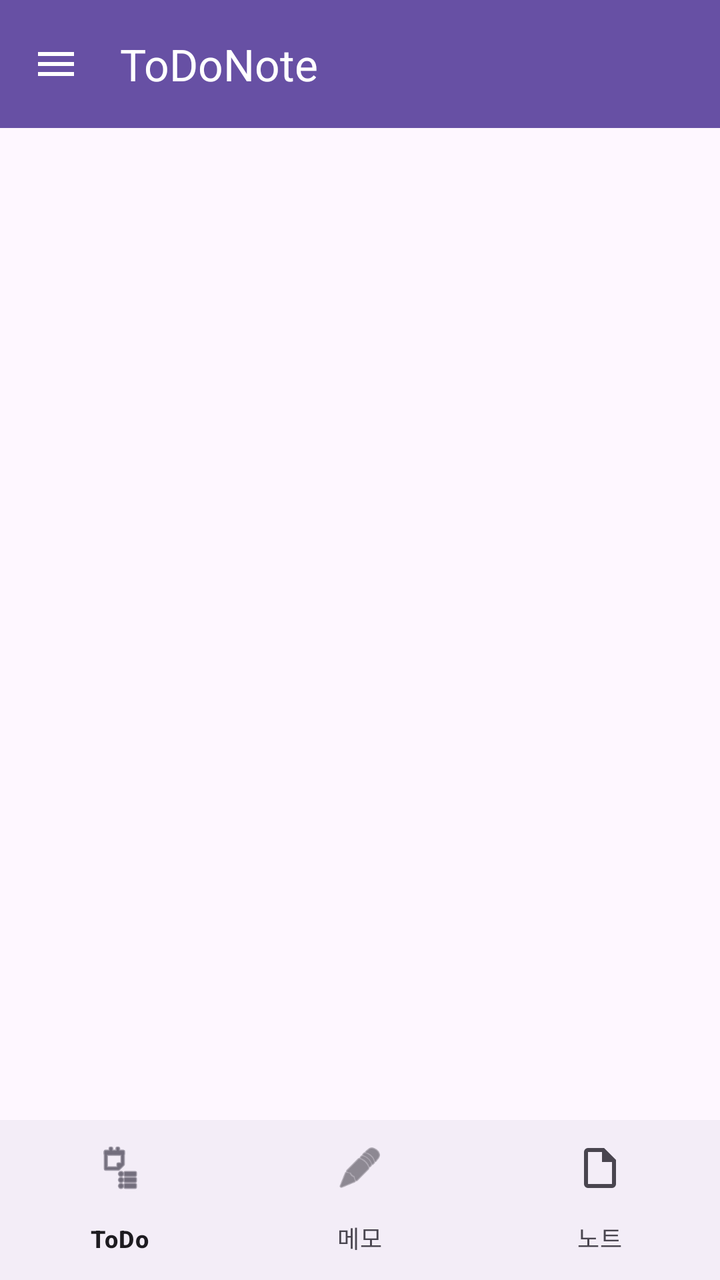
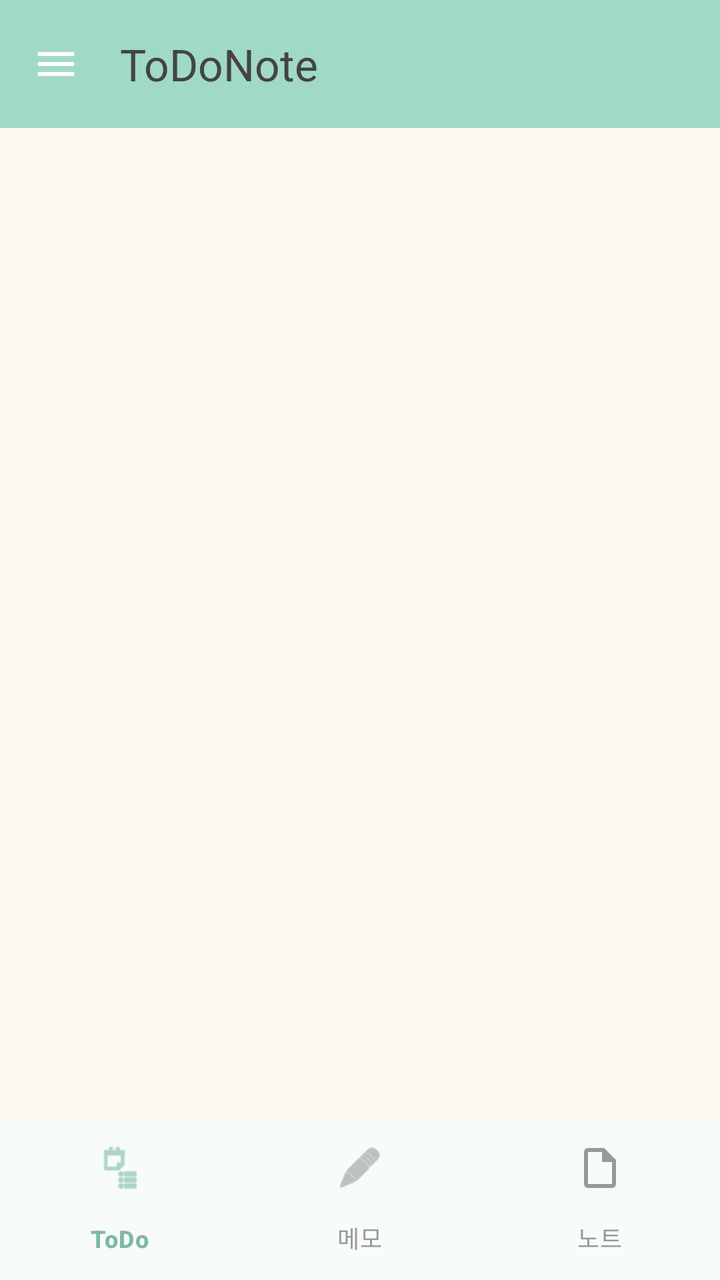

Compare the two renders of this Android layout. The source of the first and the diff that turns it into the second are given below.
<!-- AndroidManifest.xml: application theme Theme.ToDoNote -->
<!-- res/layout/activity_main.xml -->
<?xml version="1.0" encoding="utf-8"?>
<androidx.drawerlayout.widget.DrawerLayout xmlns:android="http://schemas.android.com/apk/res/android"
    xmlns:app="http://schemas.android.com/apk/res-auto"
    xmlns:tools="http://schemas.android.com/tools"
    android:id="@+id/drawer_layout"
    android:layout_width="match_parent"
    android:layout_height="match_parent"
    android:fitsSystemWindows="true"
    tools:context=".MainActivity">

    <androidx.constraintlayout.widget.ConstraintLayout
        android:id="@+id/main"
        android:layout_width="match_parent"
        android:layout_height="match_parent">

        <com.google.android.material.appbar.AppBarLayout
            android:id="@+id/app_bar"
            android:layout_width="0dp"
            android:layout_height="wrap_content"
            android:theme="@style/ThemeOverlay.AppCompat.Dark.ActionBar"
            app:layout_constraintEnd_toEndOf="parent"
            app:layout_constraintStart_toStartOf="parent"
            app:layout_constraintTop_toTopOf="parent">

            <androidx.appcompat.widget.Toolbar
                android:id="@+id/toolbar"
                android:layout_width="match_parent"
                android:layout_height="?attr/actionBarSize"
                android:background="?attr/colorPrimary"
                app:title="ToDoNote"
                app:titleTextColor="@android:color/white"
                app:navigationIcon="@drawable/ic_menu" />

        </com.google.android.material.appbar.AppBarLayout>

        <androidx.fragment.app.FragmentContainerView
            android:id="@+id/fragment_container"
            android:layout_width="0dp"
            android:layout_height="0dp"
            app:layout_constraintBottom_toTopOf="@+id/bottom_nav"
            app:layout_constraintEnd_toEndOf="parent"
            app:layout_constraintStart_toStartOf="parent"
            app:layout_constraintTop_toBottomOf="@+id/app_bar" />

        <com.google.android.material.bottomnavigation.BottomNavigationView
            android:id="@+id/bottom_nav"
            android:layout_width="0dp"
            android:layout_height="wrap_content"
            app:menu="@menu/bottom_nav_menu"
            app:layout_constraintBottom_toBottomOf="parent"
            app:layout_constraintEnd_toEndOf="parent"
            app:layout_constraintStart_toStartOf="parent" />

    </androidx.constraintlayout.widget.ConstraintLayout>

    <com.google.android.material.navigation.NavigationView
        android:id="@+id/nav_view"
        android:layout_width="280dp"
        android:layout_height="match_parent"
        android:layout_gravity="start"
        android:fitsSystemWindows="true"
        app:headerLayout="@layout/nav_header"
        app:itemIconTint="?attr/colorControlNormal"
        app:itemTextColor="?attr/colorOnSurface"
        app:menu="@menu/drawer_menu" />

</androidx.drawerlayout.widget.DrawerLayout>
<!-- res/layout/nav_header.xml (included above) -->
<?xml version="1.0" encoding="utf-8"?>
<LinearLayout xmlns:android="http://schemas.android.com/apk/res/android"
    xmlns:app="http://schemas.android.com/apk/res-auto"
    android:layout_width="match_parent"
    android:layout_height="180dp"
    android:background="?attr/colorPrimary"
    android:gravity="bottom"
    android:orientation="vertical"
    android:padding="16dp"
    android:theme="@style/ThemeOverlay.AppCompat.Dark">

    <TextView
        android:layout_width="wrap_content"
        android:layout_height="wrap_content"
        android:text="ToDoNote"
        android:textAppearance="@style/TextAppearance.AppCompat.Headline"
        android:textColor="@android:color/white"
        android:textStyle="bold" />

    <TextView
        android:layout_width="wrap_content"
        android:layout_height="wrap_content"
        android:layout_marginTop="4dp"
        android:text="할 일과 메모를 한 곳에서"
        android:textAppearance="@style/TextAppearance.AppCompat.Body1"
        android:textColor="@android:color/white"
        android:textSize="14sp"
        android:alpha="0.8" />

</LinearLayout>
<!-- resources referenced by this layout -->
<resources>
  <!-- drawable ic_menu (drawable) -->
  <?xml version="1.0" encoding="utf-8"?>
  <vector xmlns:android="http://schemas.android.com/apk/res/android"
      android:width="24dp"
      android:height="24dp"
      android:viewportWidth="24"
      android:viewportHeight="24">
      <path
          android:fillColor="#FFFFFFFF"
          android:pathData="M3,18h18v-2H3V18zM3,13h18v-2H3V13zM3,6v2h18V6H3z"/>
  </vector>
  <style name="Theme.ToDoNote" parent="Base.Theme.ToDoNote" />
  <style name="Base.Theme.ToDoNote" parent="Theme.Material3.DayNight.NoActionBar">
          
          
      </style>
</resources>

<!-- the commit's change to res/layout/activity_main.xml (unified diff, before → after) -->
@@ -6,6 +6,7 @@
     android:layout_width="match_parent"
     android:layout_height="match_parent"
     android:fitsSystemWindows="true"
+    android:background="@color/color_background"
     tools:context=".MainActivity">
 
     <androidx.constraintlayout.widget.ConstraintLayout
@@ -17,7 +18,6 @@
             android:id="@+id/app_bar"
             android:layout_width="0dp"
             android:layout_height="wrap_content"
-            android:theme="@style/ThemeOverlay.AppCompat.Dark.ActionBar"
             app:layout_constraintEnd_toEndOf="parent"
             app:layout_constraintStart_toStartOf="parent"
             app:layout_constraintTop_toTopOf="parent">
@@ -26,10 +26,11 @@
                 android:id="@+id/toolbar"
                 android:layout_width="match_parent"
                 android:layout_height="?attr/actionBarSize"
-                android:background="?attr/colorPrimary"
+                android:background="@color/color_primary"
                 app:title="ToDoNote"
-                app:titleTextColor="@android:color/white"
-                app:navigationIcon="@drawable/ic_menu" />
+                app:titleTextColor="@color/color_text_dark"
+                app:navigationIcon="@drawable/ic_menu"
+                app:navigationIconTint="@color/color_text_dark" />
 
         </com.google.android.material.appbar.AppBarLayout>
 
@@ -47,6 +48,10 @@
             android:layout_width="0dp"
             android:layout_height="wrap_content"
             app:menu="@menu/bottom_nav_menu"
+            app:itemIconTint="@color/nav_item_color_selector"
+            app:itemTextColor="@color/nav_item_color_selector"
+            app:itemRippleColor="@color/color_primary_light"
+            app:backgroundTint="@color/color_surface"
             app:layout_constraintBottom_toBottomOf="parent"
             app:layout_constraintEnd_toEndOf="parent"
             app:layout_constraintStart_toStartOf="parent" />
@@ -59,9 +64,10 @@
         android:layout_height="match_parent"
         android:layout_gravity="start"
         android:fitsSystemWindows="true"
+        android:background="@color/color_surface"
         app:headerLayout="@layout/nav_header"
-        app:itemIconTint="?attr/colorControlNormal"
-        app:itemTextColor="?attr/colorOnSurface"
+        app:itemIconTint="@color/color_text_dark"
+        app:itemTextColor="@color/color_text_dark"
         app:menu="@menu/drawer_menu" />
 
 </androidx.drawerlayout.widget.DrawerLayout>
@@ -71,7 +77,7 @@
     xmlns:app="http://schemas.android.com/apk/res-auto"
     android:layout_width="match_parent"
     android:layout_height="180dp"
-    android:background="?attr/colorPrimary"
+    android:background="@color/color_primary"
     android:gravity="bottom"
     android:orientation="vertical"
     android:padding="16dp"
<!-- resource entries referenced after the edit -->
@@ -1,5 +1,10 @@
 <!-- resources referenced by this layout -->
 <resources>
+  <color name="color_background">#FBF9F1</color>
+  <color name="color_primary">#A0D9C8</color>
+  <color name="color_primary_light">#C8E8DC</color>
+  <color name="color_surface">#FFFFFF</color>
+  <color name="color_text_dark">#444444</color>
   <!-- drawable ic_menu (drawable) -->
   <?xml version="1.0" encoding="utf-8"?>
   <vector xmlns:android="http://schemas.android.com/apk/res/android"
@@ -14,7 +19,43 @@
   <style name="Theme.ToDoNote" parent="Base.Theme.ToDoNote" />
   <style name="Base.Theme.ToDoNote" parent="Theme.Material3.DayNight.NoActionBar">
           
+          <item name="colorPrimary">@color/color_primary</item>
+          <item name="colorPrimaryDark">@color/color_primary_dark</item>
+          <item name="colorPrimaryVariant">@color/color_primary_light</item>
           
+          
+          <item name="colorSecondary">@color/color_secondary</item>
+          <item name="colorSecondaryVariant">@color/color_secondary_dark</item>
+          
+          
+          <item name="android:colorBackground">@color/color_background</item>
+          <item name="colorSurface">@color/color_surface</item>
+          
+          
+          <item name="android:textColorPrimary">@color/color_text_dark</item>
+          <item name="android:textColorSecondary">@color/color_text_medium</item>
+          <item name="colorOnPrimary">@color/white</item>
+          <item name="colorOnSecondary">@color/color_text_dark</item>
+          <item name="colorOnBackground">@color/color_text_dark</item>
+          <item name="colorOnSurface">@color/color_text_dark</item>
+          <item name="colorOnSurfaceVariant">@color/color_text_medium</item>
+          
+          
+          <item name="colorAccent">@color/color_accent</item>
+          
+          
+          <item name="colorOutline">@color/color_outline</item>
+          
+          
+          <item name="android:statusBarColor">@android:color/black</item>
+          <item name="android:windowLightStatusBar">false</item>
       </style>
+  <color name="color_primary_dark">#7DB8A5</color>
+  <color name="color_secondary">#F0D5C9</color>
+  <color name="color_secondary_dark">#E0B5A3</color>
+  <color name="color_text_medium">#666666</color>
+  <color name="white">#FFFFFFFF</color>
+  <color name="color_accent">#FFEB9E</color>
+  <color name="color_outline">#333333</color>
 </resources>
 
